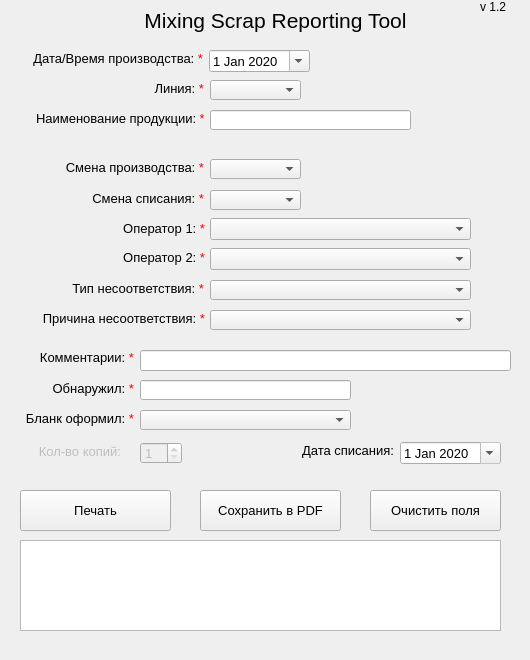
Before: the Qt Designer form main_window.ui in EvgenyMinikh/Mixing-Scrap-Reporting-Tool, drawn with Qt 5.
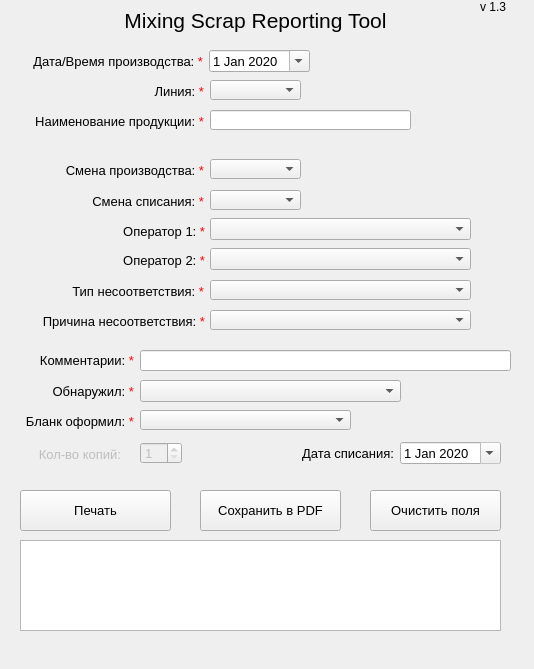
After: the same form once the commit is applied.

Commit message: [Add] 1) Check if XLS file is oppened\n2) Some small changes

The edit to the form file:
```diff
--- a/main_window.ui
+++ b/main_window.ui
@@ -6,8 +6,8 @@
    <rect>
     <x>0</x>
     <y>0</y>
-    <width>530</width>
-    <height>660</height>
+    <width>534</width>
+    <height>669</height>
    </rect>
   </property>
   <property name="sizePolicy">
@@ -23,9 +23,9 @@
    <widget class="QLabel" name="label">
     <property name="geometry">
      <rect>
-      <x>140</x>
+      <x>40</x>
       <y>0</y>
-      <width>271</width>
+      <width>431</width>
       <height>41</height>
      </rect>
     </property>
@@ -56,7 +56,7 @@
      </rect>
     </property>
     <property name="text">
-     <string>v 1.2</string>
+     <string>v 1.3</string>
     </property>
    </widget>
    <widget class="QPlainTextEdit" name="plainTextEdit_StatusField">
@@ -114,10 +114,10 @@
    <widget class="QLabel" name="label_8">
     <property name="geometry">
      <rect>
-      <x>120</x>
+      <x>74</x>
       <y>221</y>
-      <width>85</width>
-      <height>16</height>
+      <width>131</width>
+      <height>21</height>
      </rect>
     </property>
     <property name="font">
@@ -135,10 +135,10 @@
    <widget class="QLabel" name="label_12">
     <property name="geometry">
      <rect>
-      <x>39</x>
+      <x>13</x>
       <y>350</y>
-      <width>95</width>
-      <height>16</height>
+      <width>121</width>
+      <height>21</height>
      </rect>
     </property>
     <property name="font">
@@ -156,10 +156,10 @@
    <widget class="QLabel" name="label_15">
     <property name="geometry">
      <rect>
-      <x>290</x>
+      <x>263</x>
       <y>443</y>
-      <width>104</width>
-      <height>16</height>
+      <width>131</width>
+      <height>21</height>
      </rect>
     </property>
     <property name="font">
@@ -214,10 +214,10 @@
    <widget class="QLabel" name="label_10">
     <property name="geometry">
      <rect>
-      <x>68</x>
+      <x>43</x>
       <y>281</y>
-      <width>136</width>
-      <height>16</height>
+      <width>161</width>
+      <height>21</height>
      </rect>
     </property>
     <property name="font">
@@ -245,10 +245,10 @@
    <widget class="QLabel" name="label_14">
     <property name="geometry">
      <rect>
-      <x>25</x>
+      <x>13</x>
       <y>411</y>
-      <width>109</width>
-      <height>16</height>
+      <width>121</width>
+      <height>21</height>
      </rect>
     </property>
     <property name="font">
@@ -279,10 +279,10 @@
    <widget class="QLabel" name="label_13">
     <property name="geometry">
      <rect>
-      <x>50</x>
+      <x>23</x>
       <y>381</y>
-      <width>84</width>
-      <height>16</height>
+      <width>111</width>
+      <height>21</height>
      </rect>
     </property>
     <property name="font">
@@ -297,23 +297,13 @@
      <set>Qt::AlignRight|Qt::AlignTrailing|Qt::AlignVCenter</set>
     </property>
    </widget>
-   <widget class="QLineEdit" name="lineEdit_explorer">
-    <property name="geometry">
-     <rect>
-      <x>140</x>
-      <y>380</y>
-      <width>211</width>
-      <height>20</height>
-     </rect>
-    </property>
-   </widget>
    <widget class="QLabel" name="label_7">
     <property name="geometry">
      <rect>
-      <x>92</x>
+      <x>53</x>
       <y>191</y>
-      <width>112</width>
-      <height>16</height>
+      <width>151</width>
+      <height>21</height>
      </rect>
     </property>
     <property name="font">
@@ -341,10 +331,10 @@
    <widget class="QLabel" name="label_9">
     <property name="geometry">
      <rect>
-      <x>120</x>
+      <x>74</x>
       <y>250</y>
-      <width>85</width>
-      <height>16</height>
+      <width>131</width>
+      <height>21</height>
      </rect>
     </property>
     <property name="font">
@@ -362,10 +352,10 @@
    <widget class="QLabel" name="label_4">
     <property name="geometry">
      <rect>
-      <x>150</x>
+      <x>123</x>
       <y>81</y>
-      <width>54</width>
-      <height>16</height>
+      <width>81</width>
+      <height>21</height>
      </rect>
     </property>
     <property name="font">
@@ -396,10 +386,10 @@
    <widget class="QLabel" name="label_11">
     <property name="geometry">
      <rect>
-      <x>41</x>
+      <x>14</x>
       <y>311</y>
-      <width>164</width>
-      <height>16</height>
+      <width>191</width>
+      <height>21</height>
      </rect>
     </property>
     <property name="font">
@@ -427,10 +417,10 @@
    <widget class="QLabel" name="label_5">
     <property name="geometry">
      <rect>
-      <x>36</x>
+      <x>13</x>
       <y>111</y>
-      <width>168</width>
-      <height>16</height>
+      <width>191</width>
+      <height>21</height>
      </rect>
     </property>
     <property name="font">
@@ -458,10 +448,10 @@
    <widget class="QLabel" name="label_6">
     <property name="geometry">
      <rect>
-      <x>65</x>
+      <x>23</x>
       <y>160</y>
-      <width>139</width>
-      <height>16</height>
+      <width>181</width>
+      <height>21</height>
      </rect>
     </property>
     <property name="font">
@@ -510,10 +500,10 @@
    <widget class="QLabel" name="label_3">
     <property name="geometry">
      <rect>
-      <x>31</x>
+      <x>12</x>
       <y>51</y>
-      <width>172</width>
-      <height>16</height>
+      <width>191</width>
+      <height>21</height>
      </rect>
     </property>
     <property name="font">
@@ -534,10 +524,10 @@
     </property>
     <property name="geometry">
      <rect>
-      <x>30</x>
+      <x>10</x>
       <y>444</y>
-      <width>91</width>
-      <height>16</height>
+      <width>111</width>
+      <height>21</height>
      </rect>
     </property>
     <property name="font">
@@ -643,6 +633,19 @@
      <number>25</number>
     </property>
    </widget>
+   <widget class="QComboBox" name="comboBox_explorer">
+    <property name="geometry">
+     <rect>
+      <x>140</x>
+      <y>380</y>
+      <width>261</width>
+      <height>22</height>
+     </rect>
+    </property>
+    <property name="maxVisibleItems">
+     <number>25</number>
+    </property>
+   </widget>
   </widget>
   <widget class="QMenuBar" name="menubar">
    <property name="geometry">
```
Left out of the diff: 3 changed lines with no effect on the pictures. The commit also changes 1 other file.
